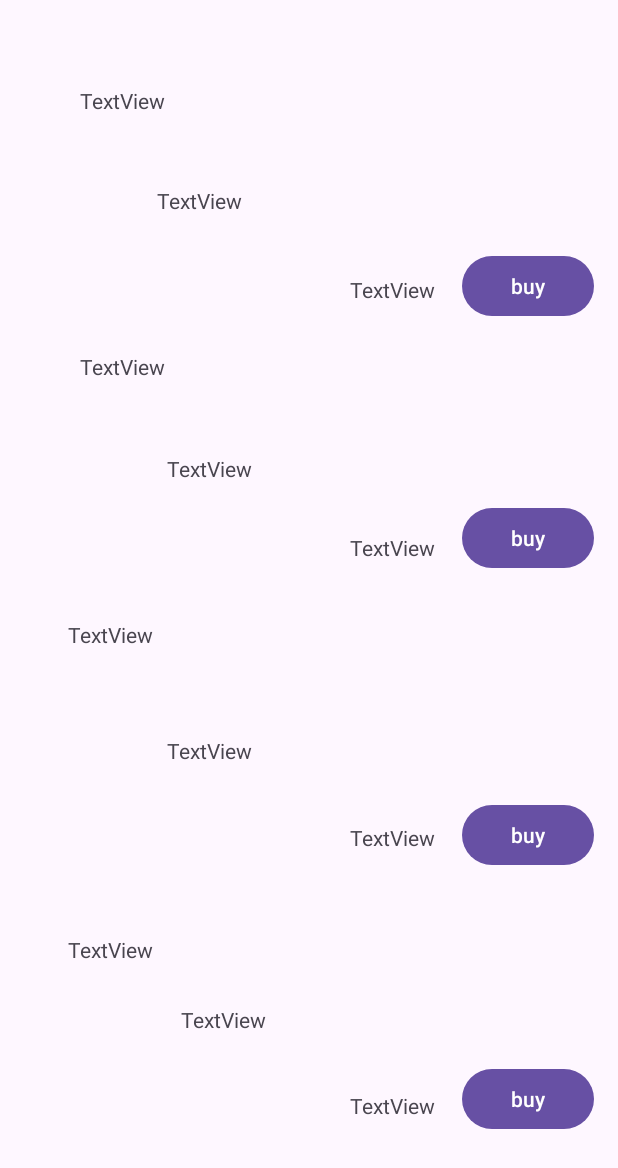
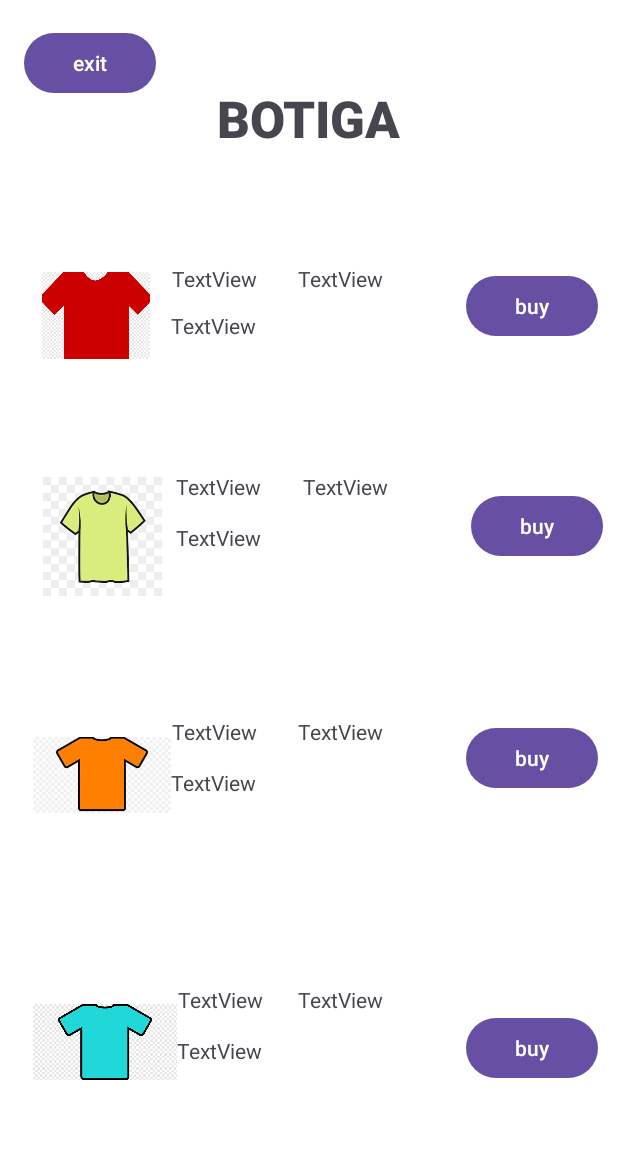
Before and after one commit to carlaaotero/Android_DSA, an Android app: the BotigaActivity screen opened directly, with no data from a screen before it, on a phone screen of 412 x 824 dp. Shown: the top 1168 px of the screen. Run offline under Robolectric (Android 15) with nearby library versions, the phone set to English and light mode, and no system bars; 1 statement that could not run was skipped.

Commit message:
Quinzena versió

```diff
--- a/app/src/main/java/com/example/client_dsa/API.java
+++ b/app/src/main/java/com/example/client_dsa/API.java
@@ -32,10 +32,6 @@ public interface API {
     @GET("items/LlistaBotiga")
     Call<List<Item>> getBotiga();
 
-
-
-
-
     @POST("issues/addIssue")
     Call<Issue> addIssue(@Body Issue issue);
 
@@ -45,8 +41,6 @@ public interface API {
     @GET("/usuaris/FAQs")
     Call<List<Faq>> getFaqs();
 
-    //FALTA @POST per quan compres un item
-
     //Per auntenticar l'usuari
     // @GET("/user")
     //Call<Usuari> getUserDetails(@Header("Authorization") String credentials);
--- a/app/src/main/java/com/example/client_dsa/PrincipalActivity.java
+++ b/app/src/main/java/com/example/client_dsa/PrincipalActivity.java
@@ -21,7 +21,7 @@ public class PrincipalActivity extends AppCompatActivity {
         Button jugar = findViewById(R.id.jugar);
         Button issue = findViewById(R.id.Issue);
         Button formulari = findViewById(R.id.formulari);
-        Button ranking = findViewById(R.id.Ranking);
+        Button ranking = findViewById(R.id.ranking);
 
 
         botiga.setOnClickListener(new View.OnClickListener() {
--- a/app/src/main/res/layout/activity_botiga.xml
+++ b/app/src/main/res/layout/activity_botiga.xml
@@ -3,7 +3,188 @@
     xmlns:app="http://schemas.android.com/apk/res-auto"
     xmlns:tools="http://schemas.android.com/tools"
     android:layout_width="match_parent"
-    android:layout_height="match_parent">
+    android:layout_height="match_parent"
+    android:background="@color/material_dynamic_neutral100">
+
+    <Button
+        android:id="@+id/btnComprat4"
+        android:layout_width="wrap_content"
+        android:layout_height="wrap_content"
+        android:text="buy"
+        app:layout_constraintBottom_toBottomOf="parent"
+        app:layout_constraintEnd_toEndOf="parent"
+        app:layout_constraintHorizontal_bias="0.959"
+        app:layout_constraintStart_toStartOf="parent"
+        app:layout_constraintTop_toTopOf="parent"
+        app:layout_constraintVertical_bias="0.869" />
+
+    <TextView
+        android:id="@+id/descripcio3"
+        android:layout_width="172dp"
+        android:layout_height="26dp"
+        android:text="TextView"
+        app:layout_constraintBottom_toBottomOf="parent"
+        app:layout_constraintEnd_toEndOf="parent"
+        app:layout_constraintHorizontal_bias="0.476"
+        app:layout_constraintStart_toStartOf="parent"
+        app:layout_constraintTop_toTopOf="parent"
+        app:layout_constraintVertical_bias="0.642" />
+
+    <ImageView
+        android:id="@+id/imageView4"
+        android:layout_width="88dp"
+        android:layout_height="58dp"
+        app:layout_constraintBottom_toBottomOf="parent"
+        app:layout_constraintEnd_toEndOf="parent"
+        app:layout_constraintHorizontal_bias="0.061"
+        app:layout_constraintStart_toStartOf="parent"
+        app:layout_constraintTop_toTopOf="parent"
+        app:layout_constraintVertical_bias="0.237"
+        app:srcCompat="@drawable/vermella" />
+
+    <TextView
+        android:id="@+id/preu2"
+        android:layout_width="wrap_content"
+        android:layout_height="wrap_content"
+        android:text="TextView"
+        app:layout_constraintBottom_toBottomOf="parent"
+        app:layout_constraintEnd_toEndOf="parent"
+        app:layout_constraintHorizontal_bias="0.569"
+        app:layout_constraintStart_toStartOf="parent"
+        app:layout_constraintTop_toTopOf="parent"
+        app:layout_constraintVertical_bias="0.391" />
+
+    <TextView
+        android:id="@+id/descripcio1"
+        android:layout_width="171dp"
+        android:layout_height="26dp"
+        android:text="TextView"
+        app:layout_constraintBottom_toBottomOf="parent"
+        app:layout_constraintEnd_toEndOf="parent"
+        app:layout_constraintHorizontal_bias="0.475"
+        app:layout_constraintStart_toStartOf="parent"
+        app:layout_constraintTop_toTopOf="parent"
+        app:layout_constraintVertical_bias="0.26" />
+
+    <TextView
+        android:id="@+id/preu4"
+        android:layout_width="wrap_content"
+        android:layout_height="wrap_content"
+        android:text="TextView"
+        app:layout_constraintBottom_toBottomOf="parent"
+        app:layout_constraintEnd_toEndOf="parent"
+        app:layout_constraintHorizontal_bias="0.56"
+        app:layout_constraintStart_toStartOf="parent"
+        app:layout_constraintTop_toTopOf="parent"
+        app:layout_constraintVertical_bias="0.816" />
+
+    <Button
+        android:id="@+id/btnComprat1"
+        android:layout_width="wrap_content"
+        android:layout_height="wrap_content"
+        android:text="buy"
+        app:layout_constraintBottom_toBottomOf="parent"
+        app:layout_constraintEnd_toEndOf="parent"
+        app:layout_constraintHorizontal_bias="0.959"
+        app:layout_constraintStart_toStartOf="parent"
+        app:layout_constraintTop_toTopOf="parent"
+        app:layout_constraintVertical_bias="0.232" />
+
+    <ImageView
+        android:id="@+id/imageView3"
+        android:layout_width="96dp"
+        android:layout_height="84dp"
+        app:layout_constraintBottom_toBottomOf="parent"
+        app:layout_constraintEnd_toEndOf="parent"
+        app:layout_constraintHorizontal_bias="0.069"
+        app:layout_constraintStart_toStartOf="parent"
+        app:layout_constraintTop_toTopOf="parent"
+        app:layout_constraintVertical_bias="0.882"
+        app:srcCompat="@drawable/azul" />
+
+    <TextView
+        android:id="@+id/nom2"
+        android:layout_width="wrap_content"
+        android:layout_height="wrap_content"
+        android:text="TextView"
+        app:layout_constraintBottom_toBottomOf="parent"
+        app:layout_constraintEnd_toEndOf="parent"
+        app:layout_constraintHorizontal_bias="0.331"
+        app:layout_constraintStart_toStartOf="parent"
+        app:layout_constraintTop_toTopOf="parent"
+        app:layout_constraintVertical_bias="0.391" />
+
+    <TextView
+        android:id="@+id/descripcio2"
+        android:layout_width="169dp"
+        android:layout_height="27dp"
+        android:text="TextView"
+        app:layout_constraintBottom_toBottomOf="parent"
+        app:layout_constraintEnd_toEndOf="parent"
+        app:layout_constraintHorizontal_bias="0.483"
+        app:layout_constraintStart_toStartOf="parent"
+        app:layout_constraintTop_toTopOf="parent"
+        app:layout_constraintVertical_bias="0.438" />
+
+    <Button
+        android:id="@+id/btnComprat3"
+        android:layout_width="wrap_content"
+        android:layout_height="wrap_content"
+        android:text="buy"
+        app:layout_constraintBottom_toBottomOf="parent"
+        app:layout_constraintEnd_toEndOf="parent"
+        app:layout_constraintHorizontal_bias="0.959"
+        app:layout_constraintStart_toStartOf="parent"
+        app:layout_constraintTop_toTopOf="parent"
+        app:layout_constraintVertical_bias="0.62" />
+
+    <ImageView
+        android:id="@+id/imageView"
+        android:layout_width="92dp"
+        android:layout_height="88dp"
+        app:layout_constraintBottom_toBottomOf="parent"
+        app:layout_constraintEnd_toEndOf="parent"
+        app:layout_constraintHorizontal_bias="0.068"
+        app:layout_constraintStart_toStartOf="parent"
+        app:layout_constraintTop_toTopOf="parent"
+        app:layout_constraintVertical_bias="0.642"
+        app:srcCompat="@drawable/images" />
+
+    <Button
+        android:id="@+id/btnComprat2"
+        android:layout_width="wrap_content"
+        android:layout_height="wrap_content"
+        android:text="buy"
+        app:layout_constraintBottom_toBottomOf="parent"
+        app:layout_constraintEnd_toEndOf="parent"
+        app:layout_constraintHorizontal_bias="0.969"
+        app:layout_constraintStart_toStartOf="parent"
+        app:layout_constraintTop_toTopOf="parent"
+        app:layout_constraintVertical_bias="0.421" />
+
+    <TextView
+        android:id="@+id/preu1"
+        android:layout_width="wrap_content"
+        android:layout_height="wrap_content"
+        android:text="TextView"
+        app:layout_constraintBottom_toBottomOf="parent"
+        app:layout_constraintEnd_toEndOf="parent"
+        app:layout_constraintHorizontal_bias="0.56"
+        app:layout_constraintStart_toStartOf="parent"
+        app:layout_constraintTop_toTopOf="parent"
+        app:layout_constraintVertical_bias="0.219" />
+
+    <TextView
+        android:id="@+id/preu3"
+        android:layout_width="wrap_content"
+        android:layout_height="wrap_content"
+        android:text="TextView"
+        app:layout_constraintBottom_toBottomOf="parent"
+        app:layout_constraintEnd_toEndOf="parent"
+        app:layout_constraintHorizontal_bias="0.56"
+        app:layout_constraintStart_toStartOf="parent"
+        app:layout_constraintTop_toTopOf="parent"
+        app:layout_constraintVertical_bias="0.594" />
 
     <TextView
         android:id="@+id/nom1"
@@ -12,22 +193,22 @@
         android:text="TextView"
         app:layout_constraintBottom_toBottomOf="parent"
         app:layout_constraintEnd_toEndOf="parent"
-        app:layout_constraintHorizontal_bias="0.15"
+        app:layout_constraintHorizontal_bias="0.322"
         app:layout_constraintStart_toStartOf="parent"
         app:layout_constraintTop_toTopOf="parent"
-        app:layout_constraintVertical_bias="0.071" />
+        app:layout_constraintVertical_bias="0.219" />
 
     <TextView
-        android:id="@+id/nom2"
+        android:id="@+id/nom4"
         android:layout_width="wrap_content"
         android:layout_height="wrap_content"
         android:text="TextView"
         app:layout_constraintBottom_toBottomOf="parent"
         app:layout_constraintEnd_toEndOf="parent"
-        app:layout_constraintHorizontal_bias="0.15"
+        app:layout_constraintHorizontal_bias="0.334"
         app:layout_constraintStart_toStartOf="parent"
         app:layout_constraintTop_toTopOf="parent"
-        app:layout_constraintVertical_bias="0.292" />
+        app:layout_constraintVertical_bias="0.816" />
 
     <TextView
         android:id="@+id/nom3"
@@ -36,58 +217,22 @@
         android:text="TextView"
         app:layout_constraintBottom_toBottomOf="parent"
         app:layout_constraintEnd_toEndOf="parent"
-        app:layout_constraintHorizontal_bias="0.127"
+        app:layout_constraintHorizontal_bias="0.322"
         app:layout_constraintStart_toStartOf="parent"
         app:layout_constraintTop_toTopOf="parent"
-        app:layout_constraintVertical_bias="0.514" />
+        app:layout_constraintVertical_bias="0.594" />
 
-    <TextView
-        android:id="@+id/nom4"
-        android:layout_width="wrap_content"
-        android:layout_height="wrap_content"
-        android:text="TextView"
+    <ImageView
+        android:id="@+id/imageView2"
+        android:layout_width="91dp"
+        android:layout_height="79dp"
         app:layout_constraintBottom_toBottomOf="parent"
         app:layout_constraintEnd_toEndOf="parent"
-        app:layout_constraintHorizontal_bias="0.127"
+        app:layout_constraintHorizontal_bias="0.071"
         app:layout_constraintStart_toStartOf="parent"
         app:layout_constraintTop_toTopOf="parent"
-        app:layout_constraintVertical_bias="0.775" />
-
-    <TextView
-        android:id="@+id/descripcio1"
-        android:layout_width="171dp"
-        android:layout_height="26dp"
-        android:text="TextView"
-        app:layout_constraintBottom_toBottomOf="parent"
-        app:layout_constraintEnd_toEndOf="parent"
-        app:layout_constraintHorizontal_bias="0.436"
-        app:layout_constraintStart_toStartOf="parent"
-        app:layout_constraintTop_toTopOf="parent"
-        app:layout_constraintVertical_bias="0.155" />
-
-    <TextView
-        android:id="@+id/descripcio2"
-        android:layout_width="169dp"
-        android:layout_height="27dp"
-        android:text="TextView"
-        app:layout_constraintBottom_toBottomOf="parent"
-        app:layout_constraintEnd_toEndOf="parent"
-        app:layout_constraintHorizontal_bias="0.458"
-        app:layout_constraintStart_toStartOf="parent"
-        app:layout_constraintTop_toTopOf="parent"
-        app:layout_constraintVertical_bias="0.38" />
-
-    <TextView
-        android:id="@+id/descripcio3"
-        android:layout_width="172dp"
-        android:layout_height="26dp"
-        android:text="TextView"
-        app:layout_constraintBottom_toBottomOf="parent"
-        app:layout_constraintEnd_toEndOf="parent"
-        app:layout_constraintHorizontal_bias="0.464"
-        app:layout_constraintStart_toStartOf="parent"
-        app:layout_constraintTop_toTopOf="parent"
-        app:layout_constraintVertical_bias="0.615" />
+        app:layout_constraintVertical_bias="0.427"
+        app:srcCompat="@drawable/descarga" />
 
     <TextView
         android:id="@+id/descripcio4"
@@ -96,104 +241,35 @@
         android:text="TextView"
         app:layout_constraintBottom_toBottomOf="parent"
         app:layout_constraintEnd_toEndOf="parent"
-        app:layout_constraintHorizontal_bias="0.498"
+        app:layout_constraintHorizontal_bias="0.487"
         app:layout_constraintStart_toStartOf="parent"
         app:layout_constraintTop_toTopOf="parent"
-        app:layout_constraintVertical_bias="0.846" />
+        app:layout_constraintVertical_bias="0.872" />
 
     <TextView
-        android:id="@+id/preu1"
+        android:id="@+id/textView"
+        android:layout_width="123dp"
+        android:layout_height="42dp"
+        android:fontFamily="sans-serif-black"
+        android:text="BOTIGA"
+        android:textSize="34sp"
+        app:layout_constraintBottom_toBottomOf="parent"
+        app:layout_constraintEnd_toEndOf="parent"
+        app:layout_constraintStart_toStartOf="parent"
+        app:layout_constraintTop_toTopOf="parent"
+        app:layout_constraintVertical_bias="0.072" />
+
+    <Button
+        android:id="@+id/exit"
         android:layout_width="wrap_content"
         android:layout_height="wrap_content"
-        android:text="TextView"
+        android:onClick="anarMain"
+        android:text="exit"
         app:layout_constraintBottom_toBottomOf="parent"
         app:layout_constraintEnd_toEndOf="parent"
-        app:layout_constraintHorizontal_bias="0.657"
+        app:layout_constraintHorizontal_bias="0.05"
         app:layout_constraintStart_toStartOf="parent"
         app:layout_constraintTop_toTopOf="parent"
-        app:layout_constraintVertical_bias="0.228" />
+        app:layout_constraintVertical_bias="0.023" />
 
-    <TextView
-        android:id="@+id/preu2"
-        android:layout_width="wrap_content"
-        android:layout_height="wrap_content"
-        android:text="TextView"
-        app:layout_constraintBottom_toBottomOf="parent"
-        app:layout_constraintEnd_toEndOf="parent"
-        app:layout_constraintHorizontal_bias="0.657"
-        app:layout_constraintStart_toStartOf="parent"
-        app:layout_constraintTop_toTopOf="parent"
-        app:layout_constraintVertical_bias="0.442" />
-
-    <TextView
-        android:id="@+id/preu3"
-        android:layout_width="wrap_content"
-        android:layout_height="wrap_content"
-        android:text="TextView"
-        app:layout_constraintBottom_toBottomOf="parent"
-        app:layout_constraintEnd_toEndOf="parent"
-        app:layout_constraintHorizontal_bias="0.657"
-        app:layout_constraintStart_toStartOf="parent"
-        app:layout_constraintTop_toTopOf="parent"
-        app:layout_constraintVertical_bias="0.682" />
-
-    <TextView
-        android:id="@+id/preu4"
-        android:layout_width="wrap_content"
-        android:layout_height="wrap_content"
-        android:text="TextView"
-        app:layout_constraintBottom_toBottomOf="parent"
-        app:layout_constraintEnd_toEndOf="parent"
-        app:layout_constraintHorizontal_bias="0.657"
-        app:layout_constraintStart_toStartOf="parent"
-        app:layout_constraintTop_toTopOf="parent"
-        app:layout_constraintVertical_bias="0.904" />
-
-    <Button
-        android:id="@+id/btnComprat1"
-        android:layout_width="wrap_content"
-        android:layout_height="wrap_content"
-        android:text="buy"
-        app:layout_constraintBottom_toBottomOf="parent"
-        app:layout_constraintEnd_toEndOf="parent"
-        app:layout_constraintHorizontal_bias="0.95"
-        app:layout_constraintStart_toStartOf="parent"
-        app:layout_constraintTop_toTopOf="parent"
-        app:layout_constraintVertical_bias="0.215" />
-
-    <Button
-        android:id="@+id/btnComprat2"
-        android:layout_width="wrap_content"
-        android:layout_height="wrap_content"
-        android:text="buy"
-        app:layout_constraintBottom_toBottomOf="parent"
-        app:layout_constraintEnd_toEndOf="parent"
-        app:layout_constraintHorizontal_bias="0.95"
-        app:layout_constraintStart_toStartOf="parent"
-        app:layout_constraintTop_toTopOf="parent"
-        app:layout_constraintVertical_bias="0.431" />
-
-    <Button
-        android:id="@+id/btnComprat3"
-        android:layout_width="wrap_content"
-        android:layout_height="wrap_content"
-        android:text="buy"
-        app:layout_constraintBottom_toBottomOf="parent"
-        app:layout_constraintEnd_toEndOf="parent"
-        app:layout_constraintHorizontal_bias="0.95"
-        app:layout_constraintStart_toStartOf="parent"
-        app:layout_constraintTop_toTopOf="parent"
-        app:layout_constraintVertical_bias="0.686" />
-
-    <Button
-        android:id="@+id/btnComprat4"
-        android:layout_width="wrap_content"
-        android:layout_height="wrap_content"
-        android:text="buy"
-        app:layout_constraintBottom_toBottomOf="parent"
-        app:layout_constraintEnd_toEndOf="parent"
-        app:layout_constraintHorizontal_bias="0.95"
-        app:layout_constraintStart_toStartOf="parent"
-        app:layout_constraintTop_toTopOf="parent"
-        app:layout_constraintVertical_bias="0.913" />
 </androidx.constraintlayout.widget.ConstraintLayout>
--- a/app/src/main/res/layout/activity_formulari.xml
+++ b/app/src/main/res/layout/activity_formulari.xml
@@ -21,6 +21,7 @@
         android:id="@+id/formularidesolicitud"
         android:layout_width="wrap_content"
         android:layout_height="wrap_content"
+        android:fontFamily="sans-serif-black"
         android:text="FORMULARI DE SOLICITUD"
         android:textSize="24sp"
         app:layout_constraintBottom_toBottomOf="parent"
--- a/app/src/main/res/layout/activity_issue.xml
+++ b/app/src/main/res/layout/activity_issue.xml
@@ -10,8 +10,9 @@ android:layout_height="match_parent">
         android:id="@+id/formularidesolicitud"
         android:layout_width="wrap_content"
         android:layout_height="wrap_content"
+        android:fontFamily="sans-serif-black"
         android:text="DENUNCIA"
-        android:textSize="24sp"
+        android:textSize="34sp"
         app:layout_constraintBottom_toBottomOf="parent"
         app:layout_constraintEnd_toEndOf="parent"
         app:layout_constraintHorizontal_bias="0.493"
@@ -81,7 +82,7 @@ android:layout_height="match_parent">
         android:layout_height="wrap_content"
         android:onClick="anarPrincipal"
         android:text="exit"
-        android:textSize="24sp"
+        android:textSize="14sp"
         app:layout_constraintBottom_toBottomOf="parent"
         app:layout_constraintEnd_toEndOf="parent"
         app:layout_constraintHorizontal_bias="0.106"
--- a/app/src/main/res/layout/activity_login.xml
+++ b/app/src/main/res/layout/activity_login.xml
@@ -63,7 +63,7 @@
         android:layout_height="wrap_content"
         android:ems="10"
         android:hint="Contrasenya"
-        android:inputType="text"
+        android:inputType="textPassword"
         android:padding="15dp"
         app:layout_constraintBottom_toBottomOf="parent"
         app:layout_constraintEnd_toEndOf="parent"
@@ -95,13 +95,14 @@
         app:layout_constraintStart_toStartOf="parent"
         app:layout_constraintTop_toTopOf="parent"
         android:visibility="gone"/>
+
     <Button
         android:id="@+id/enrere"
         android:layout_width="wrap_content"
         android:layout_height="wrap_content"
         android:onClick="anarMain"
         android:text="exit"
-        android:textSize="24sp"
+        android:textSize="14sp"
         app:layout_constraintBottom_toBottomOf="parent"
         app:layout_constraintEnd_toEndOf="parent"
         app:layout_constraintHorizontal_bias="0.106"
```
Also changed, not shown: app/src/main/java/com/example/client_dsa/BotigaActivity.java (+16 -5 lines), app/src/main/java/com/example/client_dsa/UsuariActivity.java (+11 -6 lines), app/src/main/res/layout/activity_principal.xml (+19 -18 lines), app/src/main/res/layout/activity_registre.xml (+6 -3 lines), app/src/main/res/layout/activity_usuari.xml (+8 -5 lines), app/src/main/res/drawable/azul.png (added), app/src/main/res/drawable/descarga.png (added), app/src/main/res/drawable/images.jpg (added), app/src/main/res/drawable/vermella.png (added), 1 other file.
